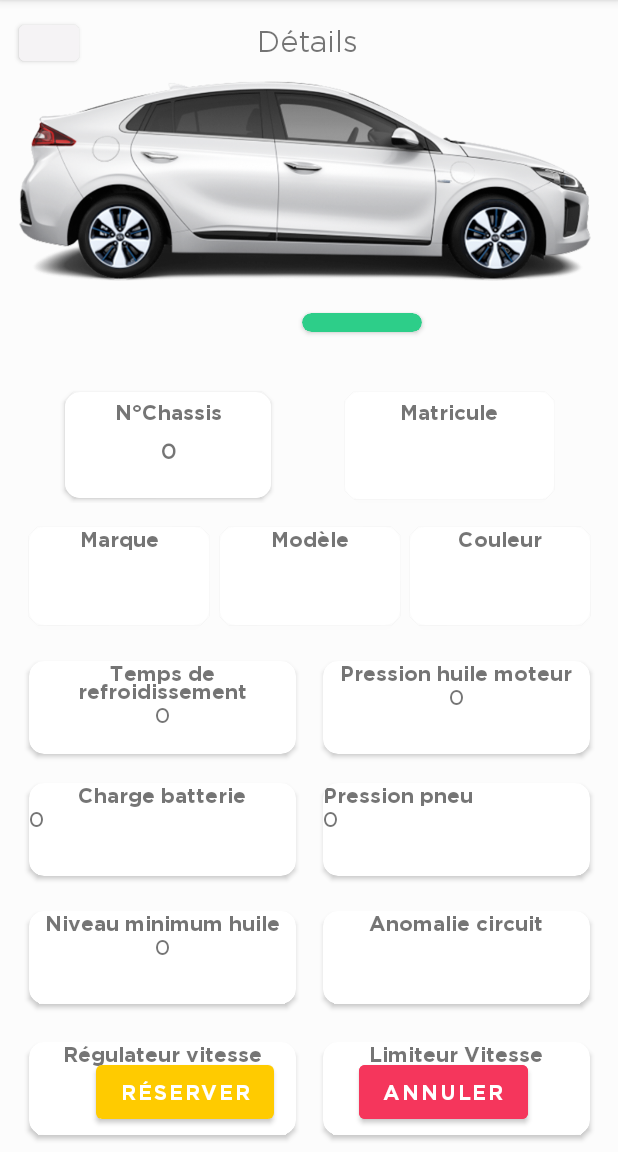
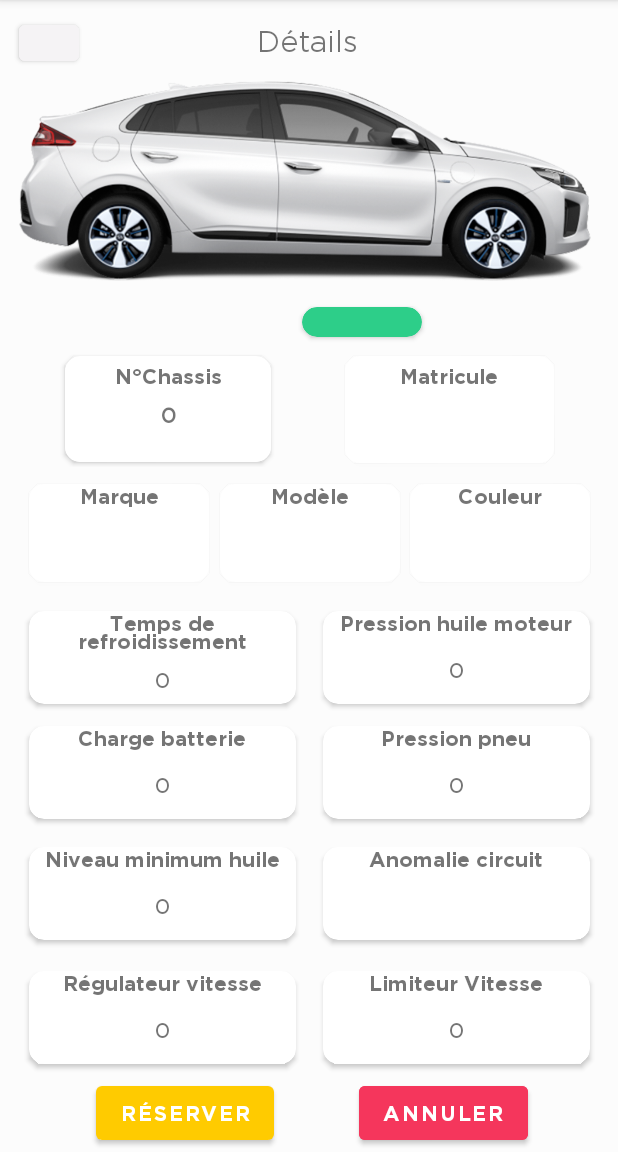
Before and after one commit to Lamis1847/autolibDZ-rental, an Android app: the fragment DetailsVehiculeFragment shown on its own in the app's theme, on a phone screen of 412 x 824 dp, the part 84-1236 px from its top. Run offline under Robolectric (Android 15) with nearby library versions, the phone set to English and light mode, and no system bars; our stand-ins replace CircleImageView.

Commit message:
Réctification design détails véhicule

```diff
--- a/app/src/main/AndroidManifest.xml
+++ b/app/src/main/AndroidManifest.xml
@@ -24,14 +24,16 @@
 
         <activity
             android:name=".ui.view.activity.HomeActivity"/>
+        <activity android:name=".ui.view.activity.ReservationActivity"
+            android:theme="@style/Theme.AutolibDZrental.NoActionBar">
 
+        </activity>
         <activity
             android:name=".ui.view.activity.SplashScreenActivity"
             android:label="@string/app_name"
             android:theme="@style/Theme.AutolibDZrental.NoActionBar">
             <intent-filter>
                 <action android:name="android.intent.action.MAIN" />
-
                 <category android:name="android.intent.category.LAUNCHER" />
             </intent-filter>
         </activity>
--- a/app/src/main/res/layout/fragment_details_vehicule.xml
+++ b/app/src/main/res/layout/fragment_details_vehicule.xml
@@ -52,7 +52,7 @@
     <androidx.cardview.widget.CardView
         android:id="@+id/cardView2"
         android:layout_width="wrap_content"
-        android:layout_height="wrap_content"
+        android:layout_height="20dp"
         android:backgroundTint="@color/validate_color"
         app:cardCornerRadius="10dp"
         app:layout_constraintBottom_toBottomOf="@+id/nomVehiculeD"
@@ -63,18 +63,21 @@
         <TextView
             android:id="@+id/etatVehiculeD"
             android:layout_width="80dp"
-            android:layout_height="wrap_content"
+            android:layout_height="match_parent"
             android:backgroundTint="@color/validate_color"
             android:fontFamily="@font/gothambold"
+            android:paddingTop="4dp"
             android:text="TextView"
+            android:textAlignment="center"
             android:textColor="@color/white"
             android:textSize="11dp" />
     </androidx.cardview.widget.CardView>
 
     <ScrollView
+        android:id="@+id/scrollView2"
         android:layout_width="390dp"
         android:layout_height="521dp"
-        android:layout_marginTop="32dp"
+        android:layout_marginTop="8dp"
         app:layout_constraintEnd_toEndOf="parent"
         app:layout_constraintStart_toStartOf="parent"
         app:layout_constraintTop_toBottomOf="@+id/nomVehiculeD">
@@ -120,7 +123,7 @@
                         <TextView
                             android:id="@+id/matriculeVehiculeD"
                             android:layout_width="match_parent"
-                            android:layout_height="wrap_content"
+                            android:layout_height="match_parent"
                             android:layout_marginTop="10dp"
 
                             android:fontFamily="@font/gothambook"
@@ -160,7 +163,7 @@
                         <TextView
                             android:id="@+id/numeroChassisD"
                             android:layout_width="match_parent"
-                            android:layout_height="wrap_content"
+                            android:layout_height="match_parent"
                             android:layout_marginTop="10dp"
                             android:fontFamily="@font/gothambook"
                             android:text="TextView"
@@ -173,7 +176,7 @@
             <androidx.constraintlayout.widget.ConstraintLayout
                 android:layout_width="match_parent"
                 android:layout_height="77dp"
-                android:layout_marginTop="10dp">
+                android:layout_marginTop="5dp">
 
                 <androidx.cardview.widget.CardView
                     android:id="@+id/marqueLayoutD"
@@ -201,8 +204,9 @@
                         <TextView
                             android:id="@+id/marqueD"
                             android:layout_width="match_parent"
-                            android:layout_height="wrap_content"
+                            android:layout_height="match_parent"
                             android:fontFamily="@font/gothambook"
+                            android:paddingTop="15dp"
                             android:text="TextView"
                             android:textAlignment="center" />
                     </LinearLayout>
@@ -236,8 +240,9 @@
                         <TextView
                             android:id="@+id/modeleD"
                             android:layout_width="match_parent"
-                            android:layout_height="wrap_content"
+                            android:layout_height="match_parent"
                             android:fontFamily="@font/gothambook"
+                            android:paddingTop="15dp"
                             android:text="TextView"
                             android:textAlignment="center" />
                     </LinearLayout>
@@ -269,8 +274,9 @@
                         <TextView
                             android:id="@+id/couleurD"
                             android:layout_width="match_parent"
-                            android:layout_height="wrap_content"
+                            android:layout_height="match_parent"
                             android:fontFamily="@font/gothambook"
+                            android:paddingTop="15dp"
                             android:text="TextView"
                             android:textAlignment="center" />
                     </LinearLayout>
@@ -280,7 +286,7 @@
             <androidx.constraintlayout.widget.ConstraintLayout
                 android:layout_width="match_parent"
                 android:layout_height="77dp"
-                android:layout_marginTop="10dp">
+                android:layout_marginTop="5dp">
 
                 <androidx.cardview.widget.CardView
                     android:id="@+id/tempsRLayoutD"
@@ -308,8 +314,9 @@
                         <TextView
                             android:id="@+id/tempRD"
                             android:layout_width="match_parent"
-                            android:layout_height="wrap_content"
+                            android:layout_height="match_parent"
                             android:fontFamily="@font/gothambook"
+                            android:paddingTop="10dp"
                             android:text="TextView"
                             android:textAlignment="center" />
                     </LinearLayout>
@@ -341,8 +348,9 @@
                         <TextView
                             android:id="@+id/pressionHD"
                             android:layout_width="match_parent"
-                            android:layout_height="wrap_content"
+                            android:layout_height="match_parent"
                             android:fontFamily="@font/gothambook"
+                            android:paddingTop="15dp"
                             android:text="TextView"
                             android:textAlignment="center" />
                     </LinearLayout>
@@ -352,7 +360,7 @@
             <androidx.constraintlayout.widget.ConstraintLayout
                 android:layout_width="match_parent"
                 android:layout_height="77dp"
-                android:layout_marginTop="10dp">
+                android:layout_marginTop="5dp">
 
                 <androidx.cardview.widget.CardView
                     android:id="@+id/chargeBLayoutD"
@@ -381,9 +389,11 @@
                         <TextView
                             android:id="@+id/chargeD"
                             android:layout_width="match_parent"
-                            android:layout_height="wrap_content"
+                            android:layout_height="match_parent"
                             android:fontFamily="@font/gothambook"
-                            android:text="TextView" />
+                            android:paddingTop="15dp"
+                            android:text="TextView"
+                            android:textAlignment="center" />
                     </LinearLayout>
                 </androidx.cardview.widget.CardView>
 
@@ -407,14 +417,17 @@
                             android:layout_width="match_parent"
                             android:layout_height="wrap_content"
                             android:fontFamily="@font/gothambold"
-                            android:text="Pression pneu" />
+                            android:text="Pression pneu"
+                            android:textAlignment="center" />
 
                         <TextView
                             android:id="@+id/pressionPneuD"
                             android:layout_width="match_parent"
-                            android:layout_height="wrap_content"
+                            android:layout_height="match_parent"
                             android:fontFamily="@font/gothambook"
-                            android:text="TextView" />
+                            android:paddingTop="15dp"
+                            android:text="TextView"
+                            android:textAlignment="center" />
                     </LinearLayout>
                 </androidx.cardview.widget.CardView>
             </androidx.constraintlayout.widget.ConstraintLayout>
@@ -422,7 +435,7 @@
             <androidx.constraintlayout.widget.ConstraintLayout
                 android:layout_width="match_parent"
                 android:layout_height="77dp"
-                android:layout_marginTop="10dp">
+                android:layout_marginTop="5dp">
 
                 <androidx.cardview.widget.CardView
                     android:id="@+id/niveauHMLayoutD"
@@ -451,8 +464,9 @@
                         <TextView
                             android:id="@+id/niveauHMD"
                             android:layout_width="match_parent"
-                            android:layout_height="wrap_content"
+                            android:layout_height="match_parent"
                             android:fontFamily="@font/gothambook"
+                            android:paddingTop="15dp"
                             android:text="TextView"
                             android:textAlignment="center" />
                     </LinearLayout>
@@ -484,8 +498,9 @@
                         <TextView
                             android:id="@+id/anomalieCD"
                             android:layout_width="match_parent"
-                            android:layout_height="wrap_content"
+                            android:layout_height="match_parent"
                             android:fontFamily="@font/gothambook"
+                            android:paddingTop="15dp"
                             android:text="TextView"
                             android:textAlignment="center" />
                     </LinearLayout>
@@ -495,7 +510,7 @@
             <androidx.constraintlayout.widget.ConstraintLayout
                 android:layout_width="match_parent"
                 android:layout_height="77dp"
-                android:layout_marginTop="10dp">
+                android:layout_marginTop="5dp">
 
                 <androidx.cardview.widget.CardView
                     android:id="@+id/regulateurVLayoutD"
@@ -524,8 +539,9 @@
                         <TextView
                             android:id="@+id/regulateurVD"
                             android:layout_width="match_parent"
-                            android:layout_height="wrap_content"
+                            android:layout_height="match_parent"
                             android:fontFamily="@font/gothambook"
+                            android:paddingTop="15dp"
                             android:text="TextView"
                             android:textAlignment="center" />
                     </LinearLayout>
@@ -557,8 +573,9 @@
                         <TextView
                             android:id="@+id/limiteurVD"
                             android:layout_width="match_parent"
-                            android:layout_height="wrap_content"
+                            android:layout_height="match_parent"
                             android:fontFamily="@font/gothambook"
+                            android:paddingTop="15dp"
                             android:text="TextView"
                             android:textAlignment="center" />
                     </LinearLayout>
@@ -574,11 +591,13 @@
         android:layout_width="wrap_content"
         android:layout_height="wrap_content"
         android:layout_marginStart="64dp"
-        android:layout_marginBottom="16dp"
+        android:layout_marginBottom="32dp"
         android:fontFamily="@font/gothambold"
         android:text="Réserver"
         app:layout_constraintBottom_toBottomOf="parent"
-        app:layout_constraintStart_toStartOf="parent" />
+        app:layout_constraintStart_toStartOf="parent"
+        app:layout_constraintTop_toBottomOf="@+id/scrollView2"
+        app:layout_constraintVertical_bias="0.555" />
 
     <Button
         android:id="@+id/button2"
--- a/app/src/main/res/layout/fragment_liste_vehicule.xml
+++ b/app/src/main/res/layout/fragment_liste_vehicule.xml
@@ -16,7 +16,7 @@
         android:backgroundTint="@color/grey_light"
         android:elevation="10dp"
         android:textAlignment="viewStart"
-        app:icon="@drawable/icon"
+        app:icon="@drawable/ic_back_icon"
         app:iconTint="@color/back_button"
         app:layout_constraintStart_toStartOf="parent"
         app:layout_constraintTop_toTopOf="parent" />
```
